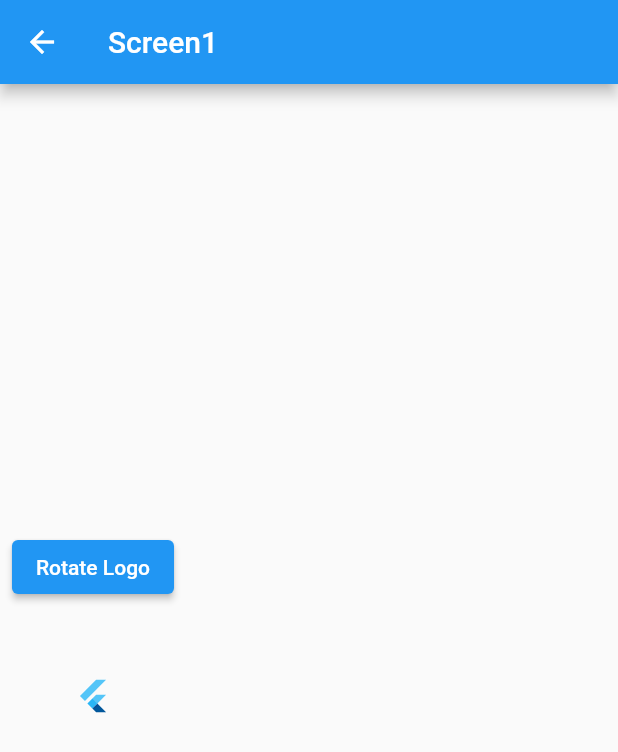
After one commit to zishabei/flutter_repository, a Flutter app: the screen it shows after launch, scrolled down 124 dp, after a tap on "AnimatedRotation", on a phone screen of 412 x 824 dp. The commit adds this screen. Shown: the top 752 px of the screen. Run offline on Flutter 3.47's test engine with Material 2 defaults, Android fonts, the light colour scheme and no system bars; our stand-ins replace audioplayers, camera, fl_chart, flutter_hooks, flutter_riverpod, flutter_svg and 4 more; missing offline and left inert: wechat_assets_picker; generated files the repository leaves out were written again; project files that could hold a hidden picture were left out.

Commit message:
roatate animation

```diff
--- a/lib/main.dart
+++ b/lib/main.dart
@@ -11,6 +11,7 @@ import 'package:flutter_project/value_notifier.dart';
 import 'package:flutter_project/widget/animation/animated_builder_study.dart';
 import 'package:flutter_project/widget/animation/animation_one_screen.dart';
 import 'package:flutter_project/widget/animation/base_animation_study.dart';
+import 'package:flutter_project/widget/animation/logo_rotate.dart';
 import 'package:flutter_project/widget/buttons_screen.dart';
 import 'package:flutter_project/widget/calendar/custom_calendar.dart';
 import 'package:flutter_project/widget/custom_text_field.dart';
@@ -259,6 +260,12 @@ class _MyHomePageState extends State<MyHomePage> {
                   },
                   child: buttonText("current route name"),
                 ),
+                ElevatedButton(
+                  onPressed: () async {
+                    Navigator.of(this.context).push(LogoRotate.route);
+                  },
+                  child: buttonText("AnimatedRotation"),
+                ),
               ],
             ),
           ),
--- /dev/null
+++ b/lib/widget/animation/logo_rotate.dart
@@ -0,0 +1,48 @@
+import 'package:flutter/material.dart';
+
+class LogoRotate extends StatefulWidget {
+  const LogoRotate({super.key});
+
+  static Route get route {
+      return MaterialPageRoute(builder: (_) {
+        return const LogoRotate();
+      });
+    }
+
+  @override
+  State<LogoRotate> createState() => LogoRotateState();
+}
+
+class LogoRotateState extends State<LogoRotate> {
+  double turns = 0.0;
+
+  void _changeRotation() {
+    setState(() => turns += 1.0 / 8.0);
+  }
+
+  @override
+  Widget build(BuildContext context) {
+    return Scaffold(
+      appBar: AppBar(
+        title: const Text('Screen1'),
+      ),
+      body: Column(
+        mainAxisAlignment: MainAxisAlignment.center,
+        children: <Widget>[
+          ElevatedButton(
+            onPressed: _changeRotation,
+            child: const Text('Rotate Logo'),
+          ),
+          Padding(
+            padding: const EdgeInsets.all(50),
+            child: AnimatedRotation(
+              turns: turns,
+              duration: const Duration(seconds: 1),
+              child: const FlutterLogo(),
+            ),
+          ),
+        ],
+      ),
+    );
+  }
+}
```
